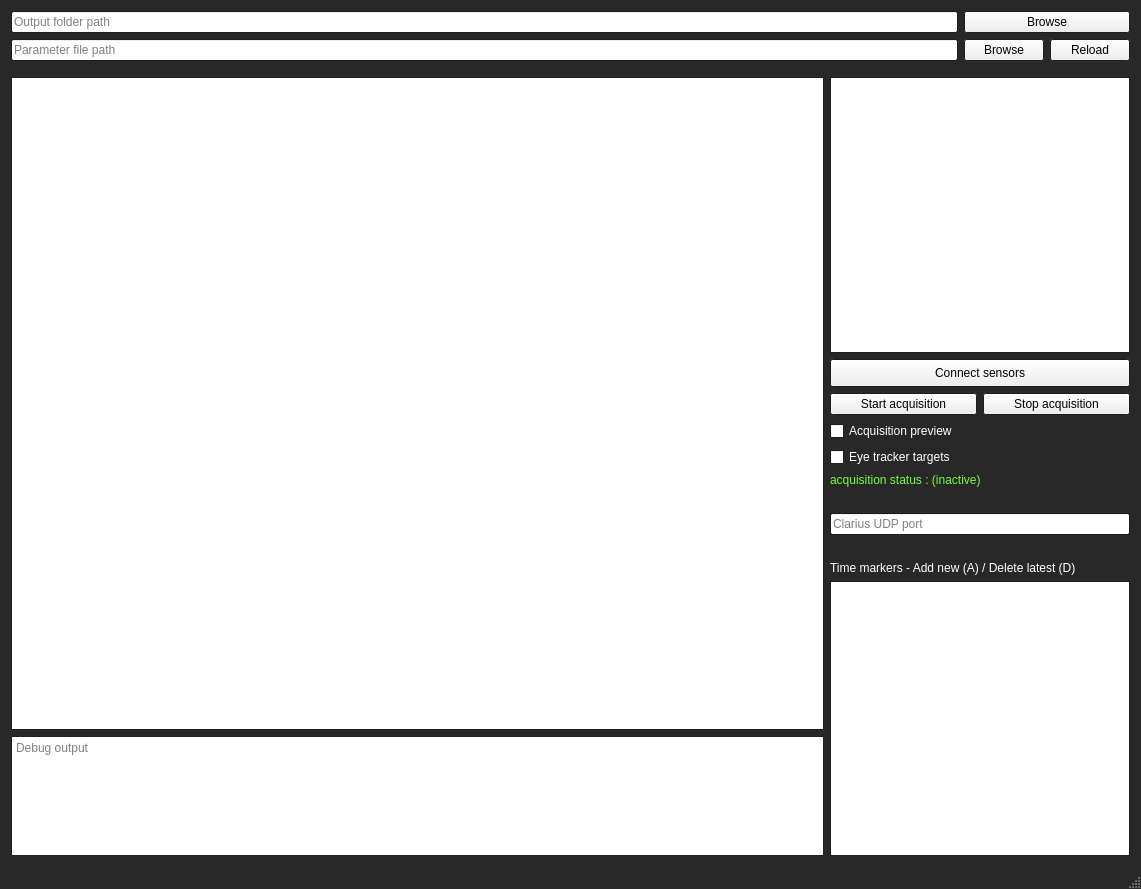
First picture: the form in SonoAssist/SonoAssist/SonoAssist.ui, repository LATIS-LABS-ETS/SonoAssist, before the edit.
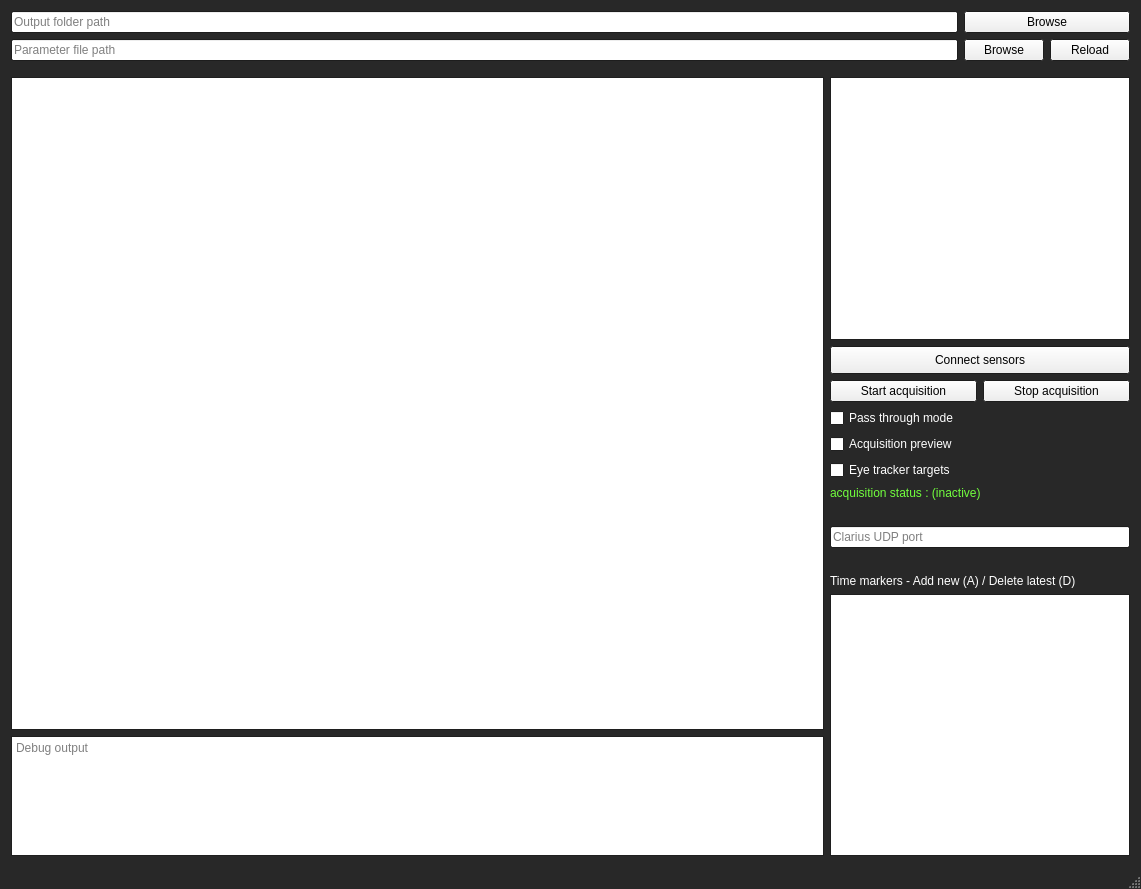
Second picture: the form after the edit.

Commit message:
Added a pass through acquisition mode
	- In pass through mode, data can still be writen to Redis but,
	  data is no writen to output files

	- screen recorder can write to Redis

What changed in the file:
```diff
--- a/SonoAssist/SonoAssist/SonoAssist.ui
+++ b/SonoAssist/SonoAssist/SonoAssist.ui
@@ -342,6 +342,13 @@
           </item>
          </layout>
         </item>
+        <item>
+         <widget class="QCheckBox" name="pass_through_box">
+          <property name="text">
+           <string>Pass through mode</string>
+          </property>
+         </widget>
+        </item>
         <item>
          <widget class="QCheckBox" name="acquisition_preview_box">
           <property name="text">
```
The commit also changes 12 other files.
